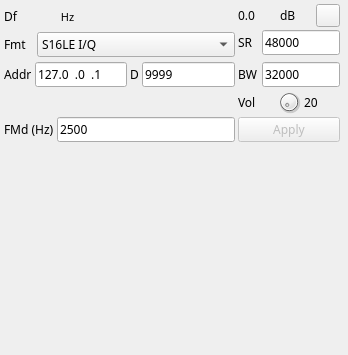
This is plugins/channeltx/udpsink/udpsinkgui.ui in f4exb/sdrangel as Qt 5 draws it before an edit. The edited form follows.
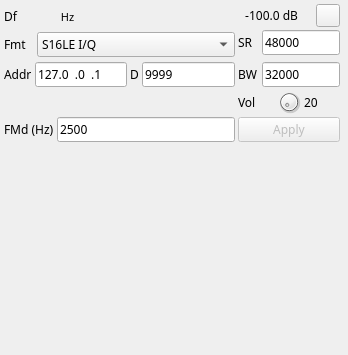
This is the edited form. Icons and pictures are not drawn. Custom widgets are drawn as their Qt base class.

Commit message: UDPSink plugin: GUI fixes

Patch:
```diff
--- a/plugins/channeltx/udpsink/udpsinkgui.ui
+++ b/plugins/channeltx/udpsink/udpsinkgui.ui
@@ -113,6 +113,12 @@
      <layout class="QHBoxLayout" name="ChannelPowerLayout">
       <item>
        <widget class="QLabel" name="channelPower">
+        <property name="minimumSize">
+         <size>
+          <width>60</width>
+          <height>0</height>
+         </size>
+        </property>
         <property name="toolTip">
          <string>Channel power</string>
         </property>
@@ -120,16 +126,25 @@
          <enum>Qt::LeftToRight</enum>
         </property>
         <property name="text">
-         <string>0.0</string>
+         <string>-100.0 dB</string>
+        </property>
+        <property name="alignment">
+         <set>Qt::AlignRight|Qt::AlignTrailing|Qt::AlignVCenter</set>
         </property>
        </widget>
       </item>
       <item>
-       <widget class="QLabel" name="channelPowerUnits">
-        <property name="text">
-         <string> dB</string>
+       <spacer name="horizontalSpacer">
+        <property name="orientation">
+         <enum>Qt::Horizontal</enum>
         </property>
-       </widget>
+        <property name="sizeHint" stdset="0">
+         <size>
+          <width>40</width>
+          <height>20</height>
+         </size>
+        </property>
+       </spacer>
       </item>
       <item>
        <widget class="QToolButton" name="channelMute">
```
Left out of the diff: 8 changed lines with no effect on the pictures. The commit also changes 2 other files.
